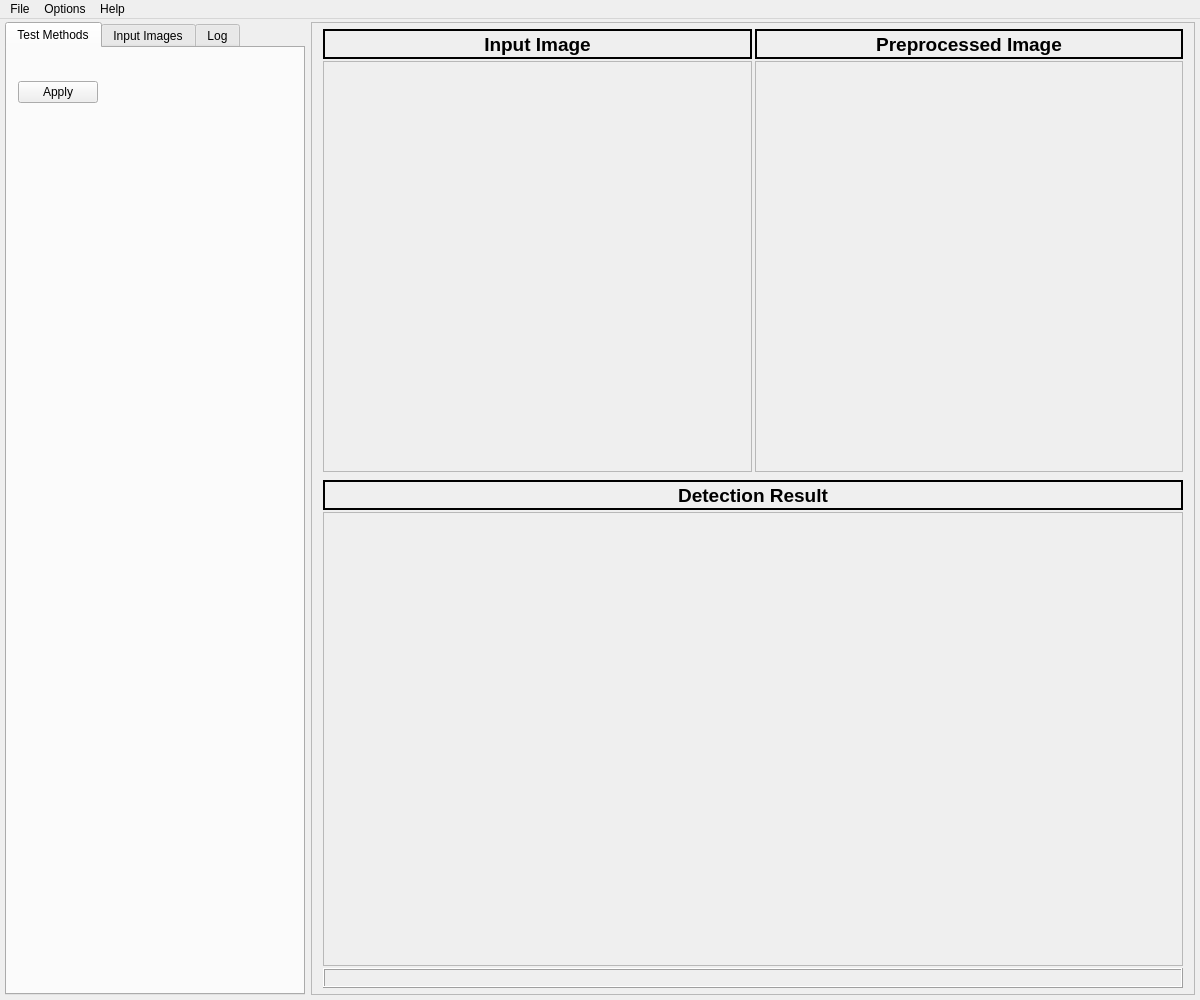
danielkos/IPRSichtpruefung, file Sichtprüfung/MainGui.ui: the form before one commit.
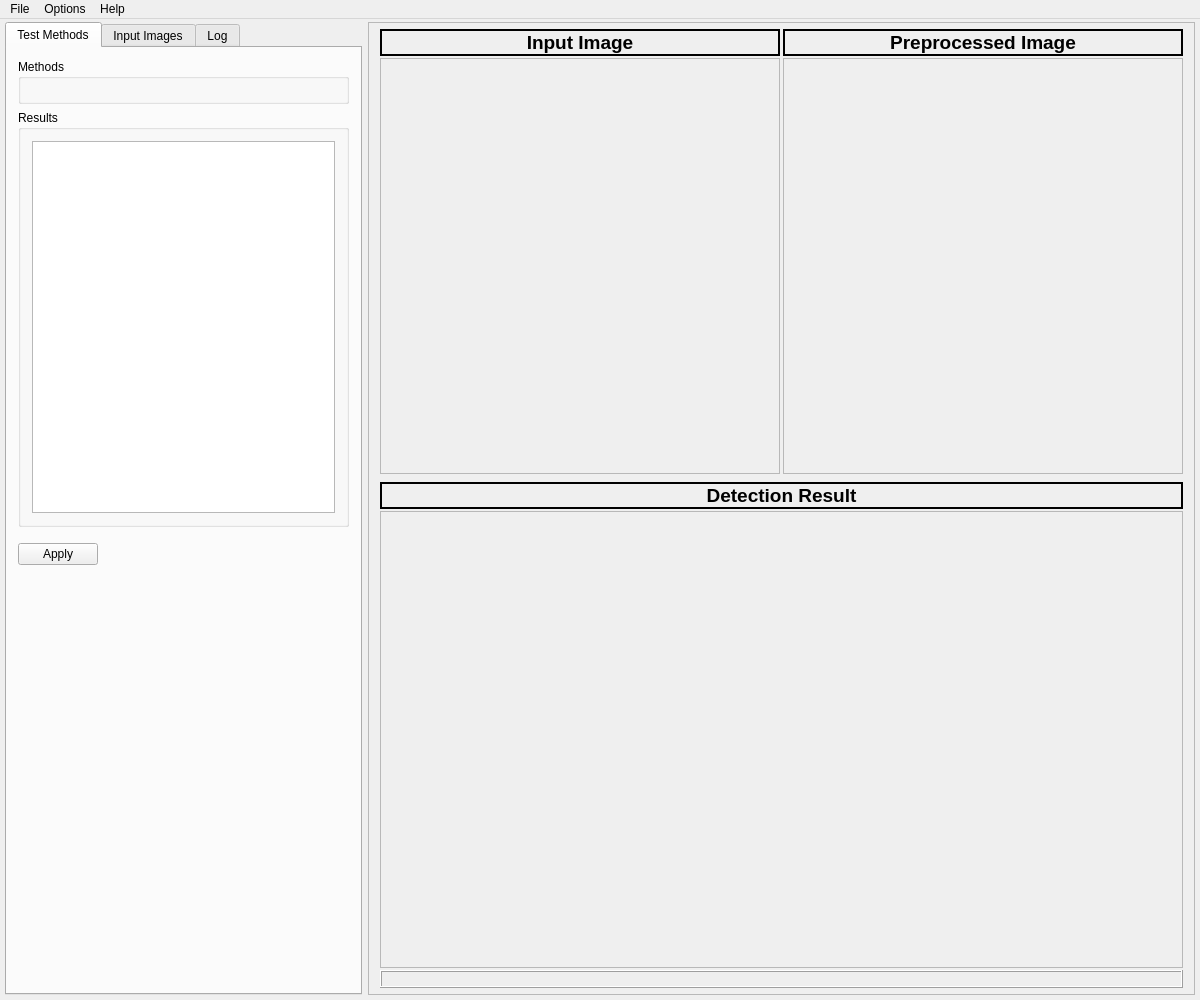
The form after the commit. The open tabs and pages were chosen to show the change.

Commit message:
Method tab reodered
Some frames replaced by group boxes

Diff of the .ui file:
```diff
--- a/Sichtprüfung/MainGui.ui
+++ b/Sichtprüfung/MainGui.ui
@@ -11,15 +11,15 @@
    </rect>
   </property>
   <property name="sizePolicy">
-   <sizepolicy hsizetype="Preferred" vsizetype="Preferred">
+   <sizepolicy hsizetype="Expanding" vsizetype="Expanding">
     <horstretch>0</horstretch>
     <verstretch>0</verstretch>
    </sizepolicy>
   </property>
   <property name="minimumSize">
    <size>
-    <width>1200</width>
-    <height>1000</height>
+    <width>0</width>
+    <height>0</height>
    </size>
   </property>
   <property name="maximumSize">
@@ -36,7 +36,7 @@
   </property>
   <widget class="QWidget" name="centralWidget">
    <property name="sizePolicy">
-    <sizepolicy hsizetype="Expanding" vsizetype="Preferred">
+    <sizepolicy hsizetype="Expanding" vsizetype="Expanding">
      <horstretch>0</horstretch>
      <verstretch>0</verstretch>
     </sizepolicy>
@@ -60,7 +60,7 @@
     <item row="0" column="0">
      <widget class="QTabWidget" name="tabWidget">
       <property name="sizePolicy">
-       <sizepolicy hsizetype="Preferred" vsizetype="Expanding">
+       <sizepolicy hsizetype="Expanding" vsizetype="Expanding">
         <horstretch>0</horstretch>
         <verstretch>0</verstretch>
        </sizepolicy>
@@ -81,49 +81,51 @@
        <enum>Qt::ElideLeft</enum>
       </property>
       <widget class="QWidget" name="tabTestMethods">
+       <property name="sizePolicy">
+        <sizepolicy hsizetype="Expanding" vsizetype="Expanding">
+         <horstretch>0</horstretch>
+         <verstretch>0</verstretch>
+        </sizepolicy>
+       </property>
        <attribute name="title">
         <string>Test Methods</string>
        </attribute>
        <layout class="QVBoxLayout" name="verticalLayout_5">
         <item>
-         <widget class="QWidget" name="widMethods" native="true">
+         <widget class="QGroupBox" name="groupBoxMethods">
+          <property name="title">
+           <string>Methods</string>
+          </property>
+          <property name="flat">
+           <bool>true</bool>
+          </property>
+          <layout class="QVBoxLayout" name="verticalLayout_14"/>
+         </widget>
+        </item>
+        <item>
+         <widget class="QGroupBox" name="groupBoxResults">
+          <property name="title">
+           <string>Results</string>
+          </property>
+          <property name="flat">
+           <bool>true</bool>
+          </property>
           <layout class="QVBoxLayout" name="verticalLayout_11">
-           <property name="spacing">
-            <number>0</number>
-           </property>
-           <property name="leftMargin">
-            <number>6</number>
-           </property>
-           <property name="topMargin">
-            <number>3</number>
-           </property>
-           <property name="rightMargin">
-            <number>6</number>
-           </property>
-           <property name="bottomMargin">
-            <number>3</number>
-           </property>
            <item>
-            <layout class="QVBoxLayout" name="verticalLayout_4">
-             <property name="spacing">
-              <number>0</number>
+            <widget class="QListView" name="listViewResults">
+             <property name="minimumSize">
+              <size>
+               <width>0</width>
+               <height>200</height>
+              </size>
              </property>
-             <property name="sizeConstraint">
-              <enum>QLayout::SetDefaultConstraint</enum>
+             <property name="maximumSize">
+              <size>
+               <width>16777215</width>
+               <height>400</height>
+              </size>
              </property>
-             <property name="leftMargin">
-              <number>0</number>
-             </property>
-             <property name="topMargin">
-              <number>0</number>
-             </property>
-             <property name="rightMargin">
-              <number>0</number>
-             </property>
-             <property name="bottomMargin">
-              <number>0</number>
-             </property>
-            </layout>
+            </widget>
            </item>
           </layout>
          </widget>
@@ -243,6 +245,12 @@
       </property>
       <item>
        <widget class="QFrame" name="verticalFrame">
+        <property name="sizePolicy">
+         <sizepolicy hsizetype="Expanding" vsizetype="Expanding">
+          <horstretch>0</horstretch>
+          <verstretch>0</verstretch>
+         </sizepolicy>
+        </property>
         <property name="frameShape">
          <enum>QFrame::StyledPanel</enum>
         </property>
@@ -264,6 +272,12 @@
          </property>
          <item>
           <widget class="QWidget" name="gridWidget" native="true">
+           <property name="sizePolicy">
+            <sizepolicy hsizetype="Expanding" vsizetype="Expanding">
+             <horstretch>0</horstretch>
+             <verstretch>0</verstretch>
+            </sizepolicy>
+           </property>
            <property name="maximumSize">
             <size>
              <width>16777215</width>
@@ -384,15 +398,15 @@
             <item row="2" column="0">
              <widget class="QFrame" name="widInputImage">
               <property name="sizePolicy">
-               <sizepolicy hsizetype="Expanding" vsizetype="Preferred">
+               <sizepolicy hsizetype="Expanding" vsizetype="Expanding">
                 <horstretch>0</horstretch>
                 <verstretch>0</verstretch>
                </sizepolicy>
               </property>
               <property name="minimumSize">
                <size>
-                <width>400</width>
-                <height>300</height>
+                <width>0</width>
+                <height>0</height>
                </size>
               </property>
               <property name="maximumSize">
@@ -413,6 +427,12 @@
             </item>
             <item row="2" column="1">
              <widget class="QFrame" name="widPreprocessed">
+              <property name="sizePolicy">
+               <sizepolicy hsizetype="Expanding" vsizetype="Expanding">
+                <horstretch>0</horstretch>
+                <verstretch>0</verstretch>
+               </sizepolicy>
+              </property>
               <property name="frameShape">
                <enum>QFrame::StyledPanel</enum>
               </property>
@@ -477,7 +497,7 @@
          <item>
           <widget class="QFrame" name="widResult">
            <property name="sizePolicy">
-            <sizepolicy hsizetype="Preferred" vsizetype="Preferred">
+            <sizepolicy hsizetype="Expanding" vsizetype="Expanding">
              <horstretch>0</horstretch>
              <verstretch>0</verstretch>
             </sizepolicy>
@@ -485,7 +505,7 @@
            <property name="minimumSize">
             <size>
              <width>0</width>
-             <height>400</height>
+             <height>0</height>
             </size>
            </property>
            <property name="maximumSize">
```
Left out of the diff: 24 changed lines with no effect on the pictures. The commit also changes 2 other files.
